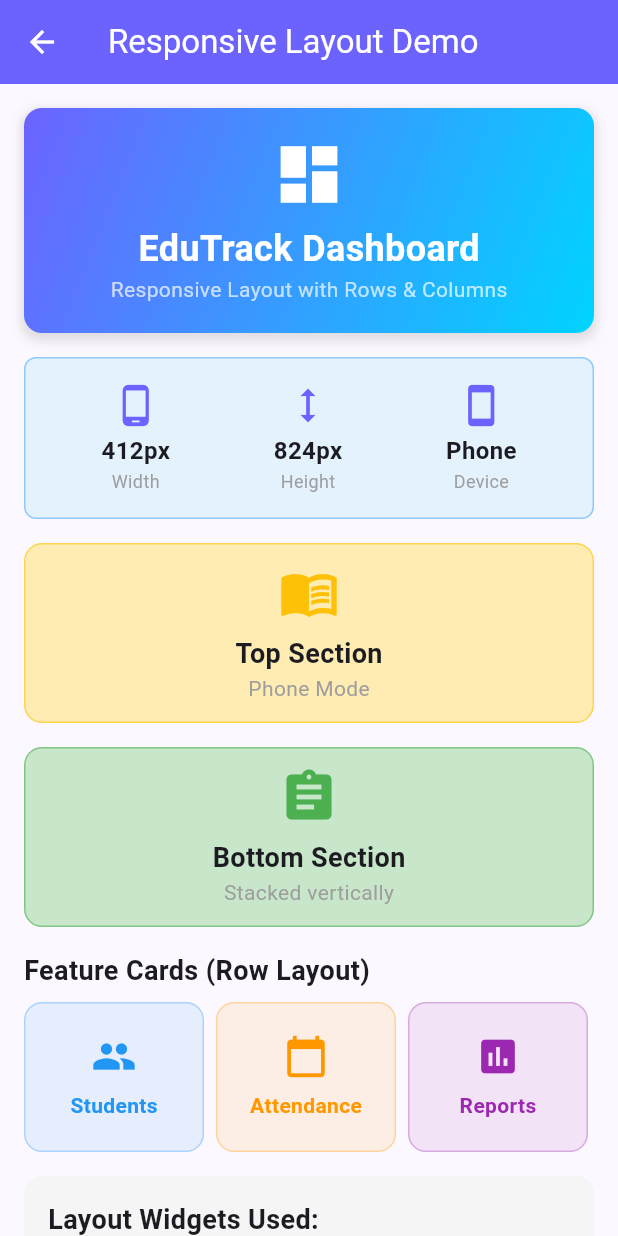
After one commit to kalviumcommunity/S86-0126-TripleCharm-Building-smart-mobile-experience-with-Flutter-and-Firebase-EduTrack, a Flutter app: the ResponsiveLayout screen opened by its route, on a phone screen of 412 x 824 dp. The commit adds this screen. Run offline on Flutter 3.47's test engine with Material 3 defaults, Android fonts, the phone set to English and light mode, and no system bars; our stand-ins replace cloud_firestore, firebase_auth, firebase_core; accounts and stored records are empty; statements that could not run were skipped.

Commit message:
feat: implemented responsive layout using rows, columns, and containers

```diff
--- a/edutrack/lib/main.dart
+++ b/edutrack/lib/main.dart
@@ -6,6 +6,7 @@ import 'screens/stateless_stateful_demo.dart';
 import 'screens/home_screen.dart';
 import 'screens/second_screen.dart';
 import 'screens/profile_screen.dart';
+import 'screens/responsive_layout.dart';
 
 void main() async {
   // Ensure Flutter bindings are initialized
@@ -50,6 +51,7 @@ class MyApp extends StatelessWidget {
       routes: {
         '/home': (context) => const HomeScreen(),
         '/second': (context) => const SecondScreen(),
+        '/responsive': (context) => const ResponsiveLayout(),
         '/profile': (context) => const ProfileScreen(),
         '/login': (context) => const LoginScreen(),
         '/welcome': (context) => const WelcomeScreen(),
--- a/edutrack/lib/screens/home_screen.dart
+++ b/edutrack/lib/screens/home_screen.dart
@@ -86,6 +86,21 @@ class HomeScreen extends StatelessWidget {
               const SizedBox(height: 16),
               OutlinedButton.icon(
                 onPressed: () {
+                  Navigator.pushNamed(context, '/responsive');
+                },
+                icon: const Icon(Icons.responsive_layout),
+                label: const Text('View Responsive Layout'),
+                style: OutlinedButton.styleFrom(
+                  foregroundColor: Colors.deepOrange,
+                  padding: const EdgeInsets.symmetric(
+                    horizontal: 32,
+                    vertical: 16,
+                  ),
+                ),
+              ),
+              const SizedBox(height: 16),
+              OutlinedButton.icon(
+                onPressed: () {
                   Navigator.pushNamed(context, '/demo');
                 },
                 icon: const Icon(Icons.widgets),
--- /dev/null
+++ b/edutrack/lib/screens/responsive_layout.dart
@@ -0,0 +1,398 @@
+import 'package:flutter/material.dart';
+
+class ResponsiveLayout extends StatelessWidget {
+  const ResponsiveLayout({super.key});
+
+  @override
+  Widget build(BuildContext context) {
+    // Get screen dimensions using MediaQuery
+    final screenWidth = MediaQuery.of(context).size.width;
+    final screenHeight = MediaQuery.of(context).size.height;
+    final isTablet = screenWidth > 600;
+
+    return Scaffold(
+      appBar: AppBar(
+        title: const Text('Responsive Layout Demo'),
+        backgroundColor: const Color(0xFF6C63FF),
+        foregroundColor: Colors.white,
+      ),
+      body: SingleChildScrollView(
+        child: Container(
+          padding: const EdgeInsets.all(16),
+          child: Column(
+            crossAxisAlignment: CrossAxisAlignment.stretch,
+            children: [
+              // Header Section - Full Width Container
+              _buildHeaderSection(screenWidth),
+              const SizedBox(height: 16),
+
+              // Info Card showing screen dimensions
+              _buildInfoCard(screenWidth, screenHeight, isTablet),
+              const SizedBox(height: 16),
+
+              // Responsive Grid Layout - Changes based on screen size
+              isTablet
+                ? _buildTabletLayout(screenWidth)
+                : _buildPhoneLayout(screenWidth),
+
+              const SizedBox(height: 16),
+
+              // Feature Cards Row - Horizontal scrollable on phone
+              _buildFeatureCardsRow(isTablet),
+              const SizedBox(height: 16),
+
+              // Bottom Section with Expanded widgets
+              _buildBottomSection(),
+            ],
+          ),
+        ),
+      ),
+    );
+  }
+
+  // Header Section - Demonstrates Container usage
+  Widget _buildHeaderSection(double screenWidth) {
+    return Container(
+      width: double.infinity,
+      height: 150,
+      decoration: BoxDecoration(
+        gradient: const LinearGradient(
+          colors: [Color(0xFF6C63FF), Color(0xFF00D4FF)],
+          begin: Alignment.topLeft,
+          end: Alignment.bottomRight,
+        ),
+        borderRadius: BorderRadius.circular(12),
+        boxShadow: [
+          BoxShadow(
+            color: Colors.grey.withOpacity(0.3),
+            spreadRadius: 2,
+            blurRadius: 5,
+            offset: const Offset(0, 3),
+          ),
+        ],
+      ),
+      child: const Center(
+        child: Column(
+          mainAxisAlignment: MainAxisAlignment.center,
+          children: [
+            Icon(Icons.dashboard, size: 50, color: Colors.white),
+            SizedBox(height: 8),
+            Text(
+              'EduTrack Dashboard',
+              style: TextStyle(
+                fontSize: 24,
+                fontWeight: FontWeight.bold,
+                color: Colors.white,
+              ),
+            ),
+            Text(
+              'Responsive Layout with Rows & Columns',
+              style: TextStyle(fontSize: 14, color: Colors.white70),
+            ),
+          ],
+        ),
+      ),
+    );
+  }
+
+  // Info Card showing device info
+  Widget _buildInfoCard(double width, double height, bool isTablet) {
+    return Container(
+      padding: const EdgeInsets.all(16),
+      decoration: BoxDecoration(
+        color: Colors.blue.shade50,
+        borderRadius: BorderRadius.circular(8),
+        border: Border.all(color: Colors.blue.shade200),
+      ),
+      child: Row(
+        mainAxisAlignment: MainAxisAlignment.spaceAround,
+        children: [
+          _buildInfoItem(Icons.phone_android,
+            '${width.toInt()}px', 'Width'),
+          _buildInfoItem(Icons.height,
+            '${height.toInt()}px', 'Height'),
+          _buildInfoItem(
+            isTablet ? Icons.tablet : Icons.smartphone,
+            isTablet ? 'Tablet' : 'Phone',
+            'Device',
+          ),
+        ],
+      ),
+    );
+  }
+
+  Widget _buildInfoItem(IconData icon, String value, String label) {
+    return Column(
+      children: [
+        Icon(icon, color: const Color(0xFF6C63FF), size: 30),
+        const SizedBox(height: 4),
+        Text(
+          value,
+          style: const TextStyle(
+            fontSize: 16,
+            fontWeight: FontWeight.bold,
+          ),
+        ),
+        Text(
+          label,
+          style: const TextStyle(fontSize: 12, color: Colors.grey),
+        ),
+      ],
+    );
+  }
+
+  // Tablet Layout - Two Column Design
+  Widget _buildTabletLayout(double screenWidth) {
+    return SizedBox(
+      height: 250,
+      child: Row(
+        children: [
+          // Left Panel
+          Expanded(
+            flex: 1,
+            child: Container(
+              margin: const EdgeInsets.only(right: 8),
+              decoration: BoxDecoration(
+                color: Colors.amber.shade100,
+                borderRadius: BorderRadius.circular(12),
+                border: Border.all(color: Colors.amber.shade300),
+              ),
+              child: const Center(
+                child: Column(
+                  mainAxisAlignment: MainAxisAlignment.center,
+                  children: [
+                    Icon(Icons.menu_book, size: 50, color: Colors.amber),
+                    SizedBox(height: 8),
+                    Text(
+                      'Left Panel',
+                      style: TextStyle(
+                        fontSize: 18,
+                        fontWeight: FontWeight.bold,
+                      ),
+                    ),
+                    Text('Tablet Mode', style: TextStyle(color: Colors.grey)),
+                  ],
+                ),
+              ),
+            ),
+          ),
+          // Right Panel
+          Expanded(
+            flex: 1,
+            child: Container(
+              margin: const EdgeInsets.only(left: 8),
+              decoration: BoxDecoration(
+                color: Colors.green.shade100,
+                borderRadius: BorderRadius.circular(12),
+                border: Border.all(color: Colors.green.shade300),
+              ),
+              child: const Center(
+                child: Column(
+                  mainAxisAlignment: MainAxisAlignment.center,
+                  children: [
+                    Icon(Icons.assignment, size: 50, color: Colors.green),
+                    SizedBox(height: 8),
+                    Text(
+                      'Right Panel',
+                      style: TextStyle(
+                        fontSize: 18,
+                        fontWeight: FontWeight.bold,
+                      ),
+                    ),
+                    Text('Expanded widgets', style: TextStyle(color: Colors.grey)),
+                  ],
+                ),
+              ),
+            ),
+          ),
+        ],
+      ),
+    );
+  }
+
+  // Phone Layout - Single Column Design
+  Widget _buildPhoneLayout(double screenWidth) {
+    return Column(
+      children: [
+        Container(
+          width: double.infinity,
+          height: 120,
+          margin: const EdgeInsets.only(bottom: 16),
+          decoration: BoxDecoration(
+            color: Colors.amber.shade100,
+            borderRadius: BorderRadius.circular(12),
+            border: Border.all(color: Colors.amber.shade300),
+          ),
+          child: const Center(
+            child: Column(
+              mainAxisAlignment: MainAxisAlignment.center,
+              children: [
+                Icon(Icons.menu_book, size: 40, color: Colors.amber),
+                SizedBox(height: 8),
+                Text(
+                  'Top Section',
+                  style: TextStyle(fontSize: 18, fontWeight: FontWeight.bold),
+                ),
+                Text('Phone Mode', style: TextStyle(color: Colors.grey)),
+              ],
+            ),
+          ),
+        ),
+        Container(
+          width: double.infinity,
+          height: 120,
+          decoration: BoxDecoration(
+            color: Colors.green.shade100,
+            borderRadius: BorderRadius.circular(12),
+            border: Border.all(color: Colors.green.shade300),
+          ),
+          child: const Center(
+            child: Column(
+              mainAxisAlignment: MainAxisAlignment.center,
+              children: [
+                Icon(Icons.assignment, size: 40, color: Colors.green),
+                SizedBox(height: 8),
+                Text(
+                  'Bottom Section',
+                  style: TextStyle(fontSize: 18, fontWeight: FontWeight.bold),
+                ),
+                Text('Stacked vertically', style: TextStyle(color: Colors.grey)),
+              ],
+            ),
+          ),
+        ),
+      ],
+    );
+  }
+
+  // Feature Cards - Demonstrates Row usage
+  Widget _buildFeatureCardsRow(bool isTablet) {
+    return Column(
+      crossAxisAlignment: CrossAxisAlignment.start,
+      children: [
+        const Text(
+          'Feature Cards (Row Layout)',
+          style: TextStyle(fontSize: 18, fontWeight: FontWeight.bold),
+        ),
+        const SizedBox(height: 8),
+        isTablet
+            ? Row(
+                mainAxisAlignment: MainAxisAlignment.spaceEvenly,
+                children: [
+                  Expanded(child: _buildFeatureCard(Icons.people, 'Students', Colors.blue)),
+                  const SizedBox(width: 8),
+                  Expanded(child: _buildFeatureCard(Icons.calendar_today, 'Attendance', Colors.orange)),
+                  const SizedBox(width: 8),
+                  Expanded(child: _buildFeatureCard(Icons.assessment, 'Reports', Colors.purple)),
+                ],
+              )
+            : SingleChildScrollView(
+                scrollDirection: Axis.horizontal,
+                child: Row(
+                  children: [
+                    _buildFeatureCard(Icons.people, 'Students', Colors.blue),
+                    const SizedBox(width: 8),
+                    _buildFeatureCard(Icons.calendar_today, 'Attendance', Colors.orange),
+                    const SizedBox(width: 8),
+                    _buildFeatureCard(Icons.assessment, 'Reports', Colors.purple),
+                  ],
+                ),
+              ),
+      ],
+    );
+  }
+
+  Widget _buildFeatureCard(IconData icon, String title, Color color) {
+    return Container(
+      width: 120,
+      height: 100,
+      padding: const EdgeInsets.all(16),
+      decoration: BoxDecoration(
+        color: color.withOpacity(0.1),
+        borderRadius: BorderRadius.circular(12),
+        border: Border.all(color: color.withOpacity(0.3)),
+      ),
+      child: Column(
+        mainAxisAlignment: MainAxisAlignment.center,
+        children: [
+          Icon(icon, size: 30, color: color),
+          const SizedBox(height: 8),
+          Text(
+            title,
+            style: TextStyle(
+              fontSize: 14,
+              fontWeight: FontWeight.w600,
+              color: color,
+            ),
+          ),
+        ],
+      ),
+    );
+  }
+
+  // Bottom Section - Demonstrates Column with Expanded
+  Widget _buildBottomSection() {
+    return Container(
+      padding: const EdgeInsets.all(16),
+      decoration: BoxDecoration(
+        color: Colors.grey.shade100,
+        borderRadius: BorderRadius.circular(12),
+      ),
+      child: Column(
+        crossAxisAlignment: CrossAxisAlignment.start,
+        children: [
+          const Text(
+            'Layout Widgets Used:',
+            style: TextStyle(fontSize: 18, fontWeight: FontWeight.bold),
+          ),
+          const SizedBox(height: 12),
+          _buildLayoutInfoRow(Icons.view_column, 'Column',
+            'Stacks widgets vertically'),
+          const SizedBox(height: 8),
+          _buildLayoutInfoRow(Icons.view_week, 'Row',
+            'Arranges widgets horizontally'),
+          const SizedBox(height: 8),
+          _buildLayoutInfoRow(Icons.crop_square, 'Container',
+            'Holds child with styling'),
+          const SizedBox(height: 8),
+          _buildLayoutInfoRow(Icons.unfold_more, 'Expanded',
+            'Fills available space'),
+        ],
+      ),
+    );
+  }
+
+  Widget _buildLayoutInfoRow(IconData icon, String title, String description) {
+    return Row(
+      children: [
+        Container(
+          padding: const EdgeInsets.all(8),
+          decoration: BoxDecoration(
+            color: const Color(0xFF6C63FF).withOpacity(0.1),
+            borderRadius: BorderRadius.circular(8),
+          ),
+          child: Icon(icon, color: const Color(0xFF6C63FF), size: 24),
+        ),
+        const SizedBox(width: 12),
+        Expanded(
+          child: Column(
+            crossAxisAlignment: CrossAxisAlignment.start,
+            children: [
+              Text(
+                title,
+                style: const TextStyle(
+                  fontSize: 16,
+                  fontWeight: FontWeight.bold,
+                ),
+              ),
+              Text(
+                description,
+                style: const TextStyle(fontSize: 12, color: Colors.grey),
+              ),
+            ],
+          ),
+        ),
+      ],
+    );
+  }
+}
```
Also changed, not shown: 1 other file.
